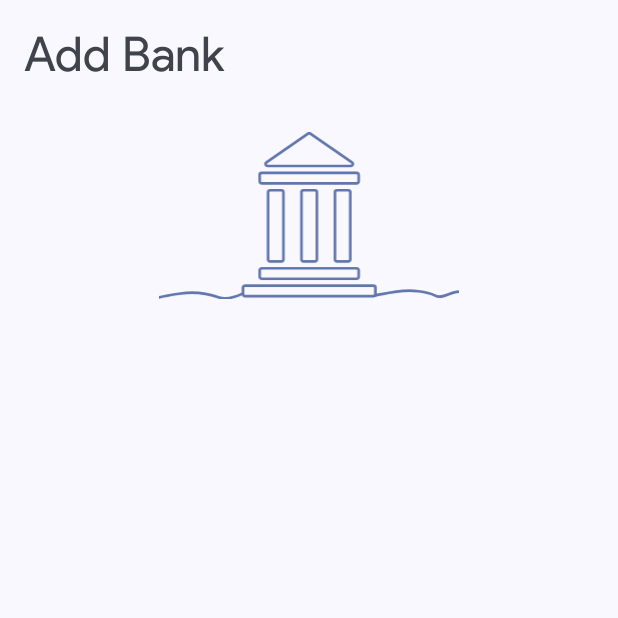
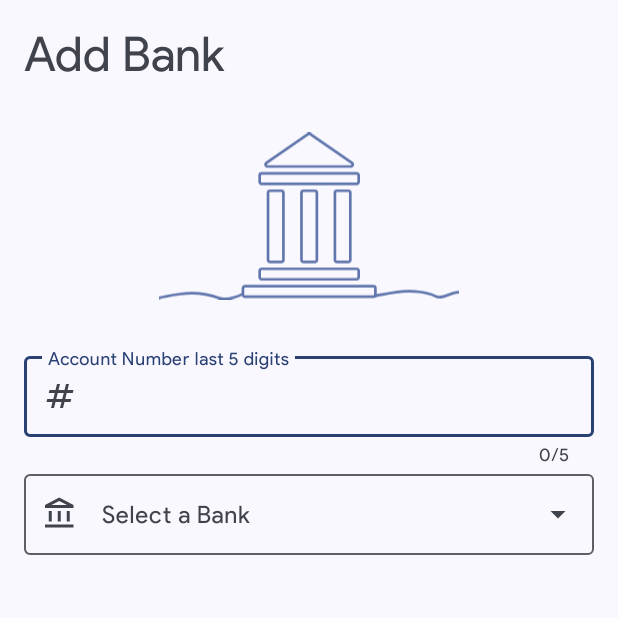
Before and after one commit to Akruzen/Checklance, an Android app: the screen it shows after launch (MainActivity), after a tap on "Add Bank", on a phone screen of 412 x 824 dp, the top half of it. Run offline under Robolectric (Android 15) with nearby library versions, the phone set to English and light mode, and no system bars.

Commit message:
Populated Fragment

```diff
--- a/app/src/main/java/com/akruzen/checklance/AddBankFragment.java
+++ b/app/src/main/java/com/akruzen/checklance/AddBankFragment.java
@@ -5,11 +5,22 @@ import android.os.Bundle;
 import android.view.LayoutInflater;
 import android.view.View;
 import android.view.ViewGroup;
+import android.widget.ArrayAdapter;
+import android.widget.AutoCompleteTextView;
 
 import androidx.annotation.NonNull;
 import androidx.fragment.app.DialogFragment;
+import androidx.fragment.app.FragmentManager;
+import androidx.fragment.app.FragmentTransaction;
+
+import com.akruzen.checklance.Constants.Common;
+
+import java.util.Objects;
 
 public class AddBankFragment extends DialogFragment implements DialogInterface.OnCancelListener, DialogInterface.OnDismissListener {
+
+    AutoCompleteTextView bankAutoCompleteTextView;
+
     public AddBankFragment() {
         // Required empty public constructor
     }
@@ -21,19 +32,23 @@ public class AddBankFragment extends DialogFragment implements DialogInterface.O
     }
 
     @Override
-    public View onCreateView(LayoutInflater inflater, ViewGroup container,
-                             Bundle savedInstanceState) {
-        // Inflate the layout for this fragment
-        return inflater.inflate(R.layout.fragment_add_bank, container, false);
+    public View onCreateView(LayoutInflater inflater, ViewGroup container, Bundle savedInstanceState) {
+        View view = inflater.inflate(R.layout.fragment_add_bank, container, false);
+        bankAutoCompleteTextView = view.findViewById(R.id.bankAutoCompleteTextView);
+        ArrayAdapter<String> adapter = new ArrayAdapter<>(
+                this.getContext(), android.R.layout.simple_list_item_1, Common.getBankList());
+        adapter.setDropDownViewResource(android.R.layout.simple_spinner_dropdown_item);
+        bankAutoCompleteTextView.setAdapter(adapter);
+        return view;
     }
 
     @Override
     public void onCancel(@NonNull DialogInterface dialog) {
-
+        dialog.cancel();
     }
 
     @Override
     public void onDismiss(@NonNull DialogInterface dialog) {
-
+        dialog.cancel();
     }
 }
--- /dev/null
+++ b/app/src/main/java/com/akruzen/checklance/Constants/Common.java
@@ -0,0 +1,26 @@
+package com.akruzen.checklance.Constants;
+
+import java.util.Arrays;
+import java.util.Collections;
+import java.util.List;
+
+public class Common {
+
+    private static final List<String> bankList = Arrays.asList(
+            "State Bank of India", "Punjab National Bank", "Bank of Baroda", "ICICI Bank", "HDFC Bank",
+            "Axis Bank", "Bank of India", "Union Bank of India", "Canara Bank", "Kotak Mahindra Bank",
+            "IndusInd Bank", "Yes Bank", "UCO Bank", "Federal Bank", "Bandhan Bank", "Syndicate Bank",
+            "IDBI Bank Limited", "IDFC FIRST Bank", "Indian Bank", "Central Bank of India",
+            "Indian Overseas Bank", "Bank of Maharashtra", "IDBI Bank", "Punjab & Sind Bank"
+    );
+    private static final String addBankFragmentTag = "addBankFrag";
+
+    public static List<String> getBankList () {
+        Collections.sort(bankList);
+        return bankList;
+    }
+
+    public static String getAddBankFragmentTag() {
+        return addBankFragmentTag;
+    }
+}
--- a/app/src/main/java/com/akruzen/checklance/MainActivity.java
+++ b/app/src/main/java/com/akruzen/checklance/MainActivity.java
@@ -1,15 +1,18 @@
 package com.akruzen.checklance;
+
+import static com.akruzen.checklance.Constants.Common.getAddBankFragmentTag;
 
 import android.os.Bundle;
 import android.view.View;
 
 import androidx.appcompat.app.AppCompatActivity;
+import androidx.fragment.app.DialogFragment;
+import androidx.fragment.app.Fragment;
 
 public class MainActivity extends AppCompatActivity {
-
     public void addBankFAB (View view) {
         AddBankFragment fragment = new AddBankFragment();
-        fragment.show(getSupportFragmentManager(), "MyFragment");
+        fragment.show(getSupportFragmentManager(), getAddBankFragmentTag());
     }
 
     @Override
--- /dev/null
+++ b/app/src/main/res/drawable/outline_account_balance_24.xml
@@ -0,0 +1,5 @@
+<vector android:height="24dp" android:tint="#000000"
+    android:viewportHeight="24" android:viewportWidth="24"
+    android:width="24dp" xmlns:android="http://schemas.android.com/apk/res/android">
+    <path android:fillColor="@android:color/white" android:pathData="M6.5,10h-2v7h2v-7zM12.5,10h-2v7h2v-7zM21,19L2,19v2h19v-2zM18.5,10h-2v7h2v-7zM11.5,3.26L16.71,6L6.29,6l5.21,-2.74m0,-2.26L2,6v2h19L21,6l-9.5,-5z"/>
+</vector>
--- /dev/null
+++ b/app/src/main/res/drawable/outline_numbers_24.xml
@@ -0,0 +1,5 @@
+<vector android:height="24dp" android:tint="#000000"
+    android:viewportHeight="24" android:viewportWidth="24"
+    android:width="24dp" xmlns:android="http://schemas.android.com/apk/res/android">
+    <path android:fillColor="@android:color/white" android:pathData="M20.5,10L21,8h-4l1,-4h-2l-1,4h-4l1,-4h-2L9,8H5l-0.5,2h4l-1,4h-4L3,16h4l-1,4h2l1,-4h4l-1,4h2l1,-4h4l0.5,-2h-4l1,-4H20.5zM13.5,14h-4l1,-4h4L13.5,14z"/>
+</vector>
--- a/app/src/main/res/layout/fragment_add_bank.xml
+++ b/app/src/main/res/layout/fragment_add_bank.xml
@@ -1,5 +1,6 @@
 <?xml version="1.0" encoding="utf-8"?>
 <LinearLayout xmlns:android="http://schemas.android.com/apk/res/android"
+    xmlns:app="http://schemas.android.com/apk/res-auto"
     xmlns:tools="http://schemas.android.com/tools"
     android:layout_width="match_parent"
     android:layout_height="wrap_content"
@@ -8,7 +9,6 @@
     android:padding="16dp"
     tools:context=".AddBankFragment">
 
-    <!-- TODO: Update blank fragment layout -->
     <TextView
         android:layout_width="match_parent"
         android:layout_height="wrap_content"
@@ -17,10 +17,46 @@
         android:textSize="@dimen/large_heading" />
 
     <ImageView
-        android:id="@+id/imageView2"
+        android:id="@+id/bank_art_svg"
         android:layout_width="200dp"
-        android:layout_height="111.11dp"
+        android:layout_height="112dp"
         android:layout_marginVertical="32dp"
         android:src="@drawable/bank" />
 
+    <com.google.android.material.textfield.TextInputLayout
+        android:id="@+id/accNoTextField"
+        android:layout_width="match_parent"
+        android:layout_height="wrap_content"
+        android:hint="Account Number last 5 digits"
+        app:counterEnabled="true"
+        app:counterMaxLength="5"
+        app:errorEnabled="true"
+        app:startIconDrawable="@drawable/outline_numbers_24">
+
+        <com.google.android.material.textfield.TextInputEditText
+            android:id="@+id/accNoTextInput"
+            android:layout_width="match_parent"
+            android:layout_height="wrap_content"
+            android:inputType="number"
+            android:maxLength="5"
+            android:singleLine="true" />
+
+    </com.google.android.material.textfield.TextInputLayout>
+
+    <com.google.android.material.textfield.TextInputLayout
+        android:id="@+id/menu"
+        style="@style/Widget.Material3.TextInputLayout.OutlinedBox.ExposedDropdownMenu"
+        android:layout_width="match_parent"
+        android:layout_height="wrap_content"
+        app:startIconDrawable="@drawable/outline_account_balance_24">
+
+        <AutoCompleteTextView
+            android:id="@+id/bankAutoCompleteTextView"
+            android:layout_width="match_parent"
+            android:layout_height="wrap_content"
+            android:hint="Select a Bank"
+            android:inputType="none" />
+
+    </com.google.android.material.textfield.TextInputLayout>
+
 </LinearLayout>
```
